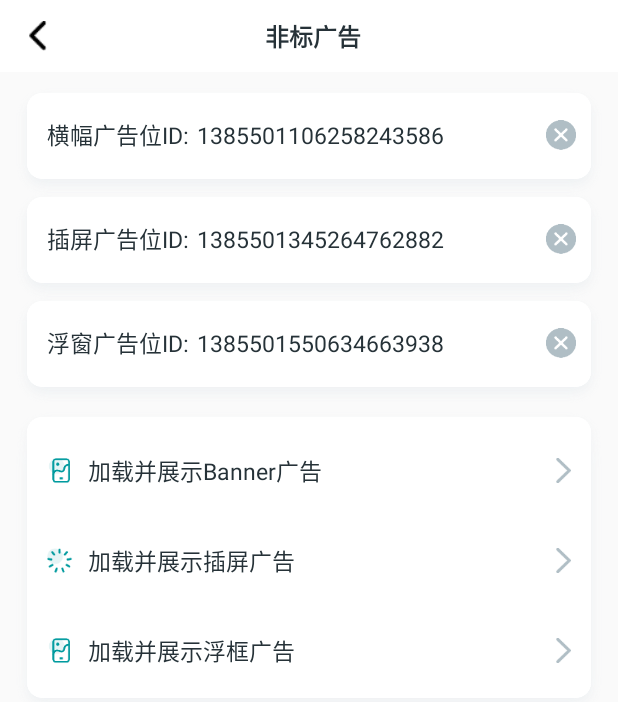
After one commit to MobClub/MobAD-for-Android, an Android app: the NSAdActivity screen opened directly, with no data from a screen before it, on a phone screen of 412 x 824 dp. The commit adds this screen. Shown: the top 702 px of the screen. Run offline under Robolectric (Android 15) with nearby library versions, the phone set to English and light mode, and no system bars.

Commit message:
update v2.2.0

```diff
--- a/Sample/app/src/main/AndroidManifest.xml
+++ b/Sample/app/src/main/AndroidManifest.xml
@@ -54,6 +54,8 @@
             android:screenOrientation="portrait"/>
         <activity android:name=".AboutActivity"
             android:screenOrientation="portrait"/>
+        <activity android:name=".NSAdActivity"
+            android:screenOrientation="portrait"/>
 
     </application>
 
--- a/Sample/app/src/main/java/com/mob/adsdk/sample/FullScreenVideoActivity.java
+++ b/Sample/app/src/main/java/com/mob/adsdk/sample/FullScreenVideoActivity.java
@@ -9,7 +9,9 @@ import android.widget.Toast;
 import com.mob.adsdk.fullscreen.FullScreenAd;
 import com.mob.adsdk.fullscreen.FullScreenAdListener;
 import com.mob.adsdk.fullscreen.FullScreenAdLoader;
-
+/**
+ * 全屏广告类型暂不开放支持，详情请咨询商务。
+ **/
 public class FullScreenVideoActivity extends Activity implements View.OnClickListener, FullScreenAdListener {
 
     private FullScreenAd fullScreenAd;
--- a/Sample/app/src/main/java/com/mob/adsdk/sample/MainActivity.java
+++ b/Sample/app/src/main/java/com/mob/adsdk/sample/MainActivity.java
@@ -39,6 +39,7 @@ public class MainActivity extends Activity implements View.OnClickListener {
 		findViewById(R.id.feed_btn).setOnClickListener(this);
 		findViewById(R.id.native_express_ad).setOnClickListener(this);
 		findViewById(R.id.rewardvideo_btn).setOnClickListener(this);
+		findViewById(R.id.ns_btn).setOnClickListener(this);
 //		findViewById(R.id.full_screen_btn).setOnClickListener(this);
 //		findViewById(R.id.draw_btn).setOnClickListener(this);
 		tvAd = findViewById(R.id.tvAd);
@@ -104,6 +105,9 @@ public class MainActivity extends Activity implements View.OnClickListener {
 	@Override
 	public void onClick(View v) {
 		switch (v.getId()) {
+			case R.id.ns_btn:
+				startActivity(new Intent(this, NSAdActivity.class));
+				break;
 			case R.id.splash_btn:
 				startActivity(new Intent(this, SplashSettingActivity.class));
 				break;
--- a/Sample/app/src/main/java/com/mob/adsdk/sample/MyApplication.java
+++ b/Sample/app/src/main/java/com/mob/adsdk/sample/MyApplication.java
@@ -12,5 +12,6 @@ public class MyApplication extends MultiDexApplication {
 		super.onCreate();
 		//广告初始化
 		MobAdSdk.initMobAd(this, "2d7ce93a26944", "234b0028a97be15e1650550f338c4a50");
+//		MobAdSdk.initMobAd(this, "2e1ca944fa298", "96e6a4141151f0898b6d6eb627b20f3d");
 	}
 }
--- /dev/null
+++ b/Sample/app/src/main/java/com/mob/adsdk/sample/NSAdActivity.java
@@ -0,0 +1,119 @@
+package com.mob.adsdk.sample;
+
+import android.app.Activity;
+import android.os.Bundle;
+import android.text.TextUtils;
+import android.util.Log;
+import android.view.View;
+import android.widget.EditText;
+import android.widget.Toast;
+
+import com.mob.adsdk.interstitial.InteractionListener;
+import com.mob.adsdk.interstitial.InterstitialAd;
+import com.mob.adsdk.interstitial.InterstitialAdListener;
+import com.mob.adsdk.interstitial.InterstitialAdLoader;
+import com.mob.adsdk.interstitial.InterstitialAdMediaListener;
+import com.mob.adsdk.interstitial.InterstitialOption;
+import com.mob.adsdk.nonstandard.NSAdListener;
+import com.mob.adsdk.nonstandard.banner.NSBannerLoader;
+import com.mob.adsdk.nonstandard.fframe.NSFloatFrameLoader;
+import com.mob.adsdk.nonstandard.interstitial.NSInterstitialLoader;
+
+
+public class NSAdActivity extends Activity implements View.OnClickListener, NSAdListener {
+	private static final String TAG = "NSAdActivity";
+
+	private EditText etBanner, etInterId, etFloatId;
+
+	@Override
+	protected void onCreate(Bundle savedInstanceState) {
+		super.onCreate(savedInstanceState);
+		setContentView(R.layout.activity_ns_ad);
+		findViewById(R.id.showBannerAd).setOnClickListener(this);
+		findViewById(R.id.showInterstitailAD).setOnClickListener(this);
+		findViewById(R.id.showFFrameAD).setOnClickListener(this);
+		findViewById(R.id.ivBannerDel).setOnClickListener(this);
+		findViewById(R.id.ivInterDel).setOnClickListener(this);
+		findViewById(R.id.ivFloatDel).setOnClickListener(this);
+		findViewById(R.id.ivLeft).setOnClickListener(this);
+
+		etBanner = findViewById(R.id.etBanner);
+		etBanner.setText(MobConstants.ns_banner_id);
+		etInterId = findViewById(R.id.etInterId);
+		etInterId.setText(MobConstants.ns_interstitial_id);
+		etFloatId = findViewById(R.id.etFloatId);
+		etFloatId.setText(MobConstants.ns_float_id);
+	}
+
+	@Override
+	public void onClick(View v) {
+
+		switch (v.getId()) {
+			case R.id.showBannerAd:
+				if (TextUtils.isEmpty(etBanner.getText().toString())) {
+					Toast.makeText(this, "posId 为空", Toast.LENGTH_LONG).show();
+					return;
+				}
+				NSBannerLoader loader = new NSBannerLoader(this, etBanner.getText().toString(), this);
+				loader.loadAd();
+				break;
+			case R.id.showInterstitailAD:
+				if (TextUtils.isEmpty(etInterId.getText().toString())) {
+					Toast.makeText(this, "posId 为空", Toast.LENGTH_LONG).show();
+					return;
+				}
+				new NSInterstitialLoader(this, etInterId.getText().toString(), this).loadAd();
+				break;
+			case R.id.showFFrameAD:
+				if (TextUtils.isEmpty(etFloatId.getText().toString())) {
+					Toast.makeText(this, "posId 为空", Toast.LENGTH_LONG).show();
+					return;
+				}
+				new NSFloatFrameLoader(this, etFloatId.getText().toString(), this).loadAd();
+				break;
+			case R.id.ivBannerDel:
+				etBanner.setText("");
+				break;
+			case R.id.ivInterDel:
+				etInterId.setText("");
+				break;
+			case R.id.ivFloatDel:
+				etFloatId.setText("");
+				break;
+			case R.id.ivLeft:
+				finish();
+				break;
+		}
+	}
+
+	@Override
+	public void onAdLoaded() {
+		Log.d(TAG, "onAdLoaded: 广告加载成功");
+	}
+
+	@Override
+	public void onAdExposure() {
+		Log.d(TAG, "onAdExposure: 广告曝光");
+	}
+
+	@Override
+	public void onAdClosed() {
+		Log.d(TAG, "onAdClosed: 广告关闭");
+	}
+
+	@Override
+	public void onAdError(int code, String msg) {
+		Log.d(TAG, "onAdError: 没有加载到广告");
+		Toast.makeText(this, " code : " + code + "  msg : " + msg, Toast.LENGTH_LONG).show();
+	}
+
+	@Override
+	public void onAdClick() {
+		Log.d(TAG, "onAdClick: 广告点击");
+	}
+
+	@Override
+	protected void onDestroy() {
+		super.onDestroy();
+	}
+}
--- a/Sample/app/src/main/res/layout/activity_about.xml
+++ b/Sample/app/src/main/res/layout/activity_about.xml
@@ -60,7 +60,7 @@
                 android:layout_alignParentRight="true"
                 android:textSize="15sp"
                 android:textColor="#546E7A"
-                android:text="v2.1.8"/>
+                android:text="v2.2.0"/>
         </RelativeLayout>
 
         <RelativeLayout
@@ -80,7 +80,7 @@
                 android:layout_alignParentBottom="true"
                 android:textSize="15sp"
                 android:textColor="#546E7A"
-                android:text="2020年11月13日"/>
+                android:text="2021年04月02日"/>
         </RelativeLayout>
 
     </LinearLayout>
@@ -110,7 +110,7 @@
             android:layout_marginTop="20dp"
             android:lineSpacingExtra="8dp"
             android:textColor="#546E7A"
-            android:text="1.修复已知bug;"/>
+            android:text="1.增加非标广告;\n2.修复已知bug;"/>
 
     </LinearLayout>
 
--- /dev/null
+++ b/Sample/app/src/main/res/layout/activity_ns_ad.xml
@@ -0,0 +1,222 @@
+<?xml version="1.0" encoding="utf-8"?>
+<LinearLayout xmlns:android="http://schemas.android.com/apk/res/android"
+    xmlns:tools="http://schemas.android.com/tools"
+    android:layout_width="match_parent"
+    android:layout_height="match_parent"
+    android:background="#FAFAFA"
+    android:orientation="vertical"
+    tools:context=".InterstitialAdActivity">
+
+    <LinearLayout
+        android:layout_width="match_parent"
+        android:layout_height="48dp"
+        android:background="#fff"
+        android:gravity="center_vertical"
+        android:orientation="horizontal"
+        android:paddingRight="40dp">
+
+        <ImageView
+            android:id="@+id/ivLeft"
+            android:layout_width="40dp"
+            android:layout_height="40dp"
+            android:layout_marginLeft="5dp"
+            android:padding="10dp"
+            android:scaleType="centerCrop"
+            android:src="@mipmap/back" />
+
+        <TextView
+            android:layout_width="match_parent"
+            android:layout_height="wrap_content"
+            android:gravity="center"
+            android:text="非标广告"
+            android:textColor="#263238"
+            android:textSize="16sp"
+            android:textStyle="bold" />
+    </LinearLayout>
+
+    <LinearLayout
+        android:layout_width="match_parent"
+        android:layout_height="77dp"
+        android:layout_marginLeft="8dp"
+        android:layout_marginTop="8dp"
+        android:layout_marginRight="8dp"
+        android:background="@drawable/white_bg"
+        android:gravity="center_vertical"
+        android:orientation="horizontal">
+
+        <TextView
+            android:layout_width="wrap_content"
+            android:layout_height="wrap_content"
+            android:layout_gravity="center_vertical"
+            android:layout_marginLeft="13dp"
+            android:layout_marginTop="-3dp"
+            android:paddingLeft="10dp"
+            android:text="横幅广告位ID:"
+            android:textColor="#263238"
+            android:textSize="15sp" />
+
+        <EditText
+            android:id="@+id/etBanner"
+            android:layout_width="0dp"
+            android:layout_height="match_parent"
+            android:layout_marginTop="-3dp"
+            android:layout_weight="1"
+            android:background="@null"
+            android:gravity="center_vertical"
+            android:paddingLeft="5dp"
+            android:textColor="#263238"
+            android:textSize="15sp" />
+
+        <ImageView
+            android:id="@+id/ivBannerDel"
+            android:layout_width="40dp"
+            android:layout_height="40dp"
+            android:layout_marginTop="-3dp"
+            android:layout_marginRight="10dp"
+            android:padding="10dp"
+            android:src="@mipmap/icon_delete" />
+    </LinearLayout>
+
+    <LinearLayout
+        android:layout_width="match_parent"
+        android:layout_height="77dp"
+        android:layout_marginLeft="8dp"
+        android:layout_marginTop="-8dp"
+        android:layout_marginRight="8dp"
+        android:background="@drawable/white_bg"
+        android:gravity="center_vertical"
+        android:orientation="horizontal">
+
+        <TextView
+            android:layout_width="wrap_content"
+            android:layout_height="wrap_content"
+            android:layout_gravity="center_vertical"
+            android:layout_marginLeft="13dp"
+            android:layout_marginTop="-3dp"
+            android:paddingLeft="10dp"
+            android:text="插屏广告位ID:"
+            android:textColor="#263238"
+            android:textSize="15sp" />
+
+        <EditText
+            android:id="@+id/etInterId"
+            android:layout_width="0dp"
+            android:layout_height="match_parent"
+            android:layout_marginTop="-3dp"
+            android:layout_weight="1"
+            android:background="@null"
+            android:gravity="center_vertical"
+            android:paddingLeft="5dp"
+            android:textColor="#263238"
+            android:textSize="15sp" />
+
+        <ImageView
+            android:id="@+id/ivInterDel"
+            android:layout_width="40dp"
+            android:layout_height="40dp"
+            android:layout_marginTop="-3dp"
+            android:layout_marginRight="10dp"
+            android:padding="10dp"
+            android:src="@mipmap/icon_delete" />
+    </LinearLayout>
+
+    <LinearLayout
+        android:layout_width="match_parent"
+        android:layout_height="77dp"
+        android:layout_marginLeft="8dp"
+        android:layout_marginTop="-8dp"
+        android:layout_marginRight="8dp"
+        android:background="@drawable/white_bg"
+        android:gravity="center_vertical"
+        android:orientation="horizontal">
+
+        <TextView
+            android:layout_width="wrap_content"
+            android:layout_height="wrap_content"
+            android:layout_gravity="center_vertical"
+            android:layout_marginLeft="13dp"
+            android:layout_marginTop="-3dp"
+            android:paddingLeft="10dp"
+            android:text="浮窗广告位ID:"
+            android:textColor="#263238"
+            android:textSize="15sp" />
+
+        <EditText
+            android:id="@+id/etFloatId"
+            android:layout_width="0dp"
+            android:layout_height="match_parent"
+            android:layout_marginTop="-3dp"
+            android:layout_weight="1"
+            android:background="@null"
+            android:gravity="center_vertical"
+            android:paddingLeft="5dp"
+            android:textColor="#263238"
+            android:textSize="15sp" />
+
+        <ImageView
+            android:id="@+id/ivFloatDel"
+            android:layout_width="40dp"
+            android:layout_height="40dp"
+            android:layout_marginTop="-3dp"
+            android:layout_marginRight="10dp"
+            android:padding="10dp"
+            android:src="@mipmap/icon_delete" />
+    </LinearLayout>
+
+    <LinearLayout
+        android:layout_width="match_parent"
+        android:layout_height="wrap_content"
+        android:layout_marginLeft="8dp"
+        android:layout_marginRight="8dp"
+        android:background="@drawable/white_bg"
+        android:orientation="vertical"
+        android:paddingLeft="13dp"
+        android:paddingRight="13dp">
+
+        <TextView
+            android:id="@+id/showBannerAd"
+            android:layout_width="match_parent"
+            android:layout_height="60dp"
+            android:layout_marginTop="-10dp"
+            android:drawableLeft="@mipmap/icon_default_1"
+            android:drawableRight="@mipmap/icon_arrow"
+            android:drawablePadding="10dp"
+            android:gravity="center_vertical"
+            android:paddingLeft="10dp"
+            android:paddingRight="10dp"
+            android:text="加载并展示Banner广告"
+            android:textColor="#263238"
+            android:textSize="15sp" />
+
+        <TextView
+            android:id="@+id/showInterstitailAD"
+            android:layout_width="match_parent"
+            android:layout_height="60dp"
+            android:drawableLeft="@mipmap/icon_load"
+            android:drawableRight="@mipmap/icon_arrow"
+            android:drawablePadding="10dp"
+            android:gravity="center_vertical"
+            android:paddingLeft="10dp"
+            android:paddingRight="10dp"
+            android:text="加载并展示插屏广告"
+            android:textColor="#263238"
+            android:textSize="15sp" />
+
+        <TextView
+            android:id="@+id/showFFrameAD"
+            android:layout_width="match_parent"
+            android:layout_height="60dp"
+            android:layout_marginBottom="-10dp"
+            android:drawableLeft="@mipmap/icon_default_1"
+            android:drawableRight="@mipmap/icon_arrow"
+            android:drawablePadding="10dp"
+            android:gravity="center_vertical"
+            android:paddingLeft="10dp"
+            android:paddingRight="10dp"
+            android:text="加载并展示浮框广告"
+            android:textColor="#263238"
+            android:textSize="15sp" />
+
+    </LinearLayout>
+
+</LinearLayout>
--- a/Sample/build.gradle
+++ b/Sample/build.gradle
@@ -17,6 +17,9 @@ allprojects {
     repositories {
         google()
         jcenter()
+        maven {
+            url 'http://10.18.97.56:8080/job/iMaven/ws/android'
+        }
         maven { url 'https://maven.fabric.io/public' }
 
     }
```
Also changed, not shown: Sample/app/src/main/java/com/mob/adsdk/sample/DrawAdSettingActivity.java (+5 -3 lines), Sample/app/src/main/java/com/mob/adsdk/sample/MobConstants.java (+7 -1 lines), Sample/app/src/main/res/layout/activity_main.xml (+34 -0 lines), 1 other file.
